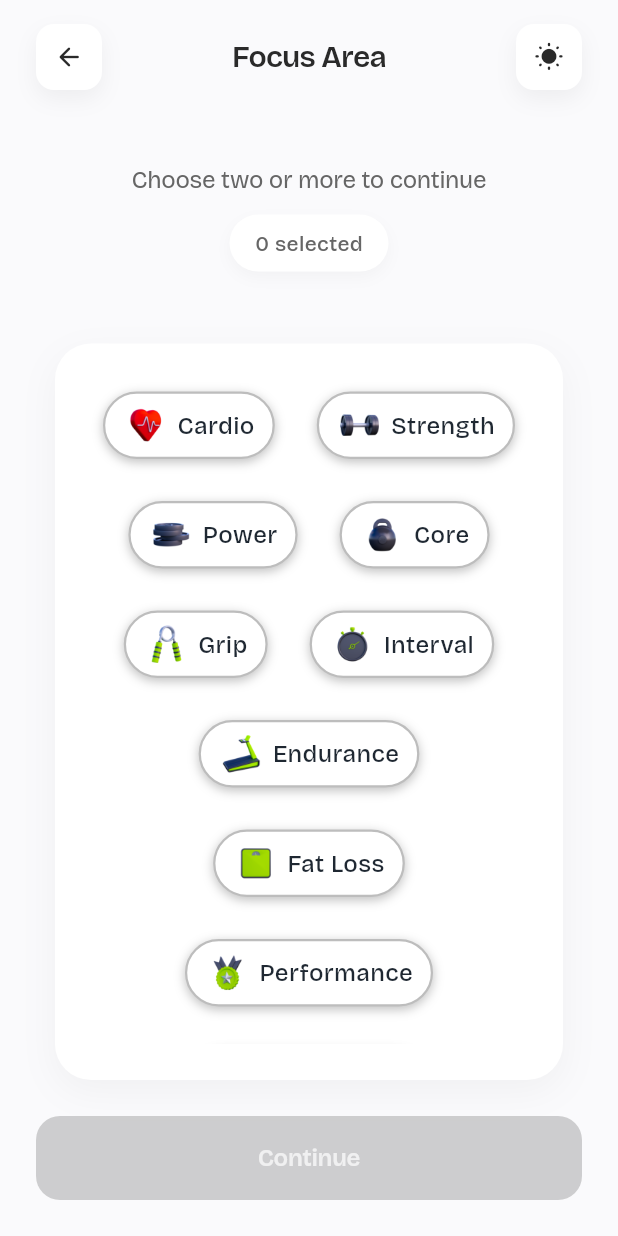
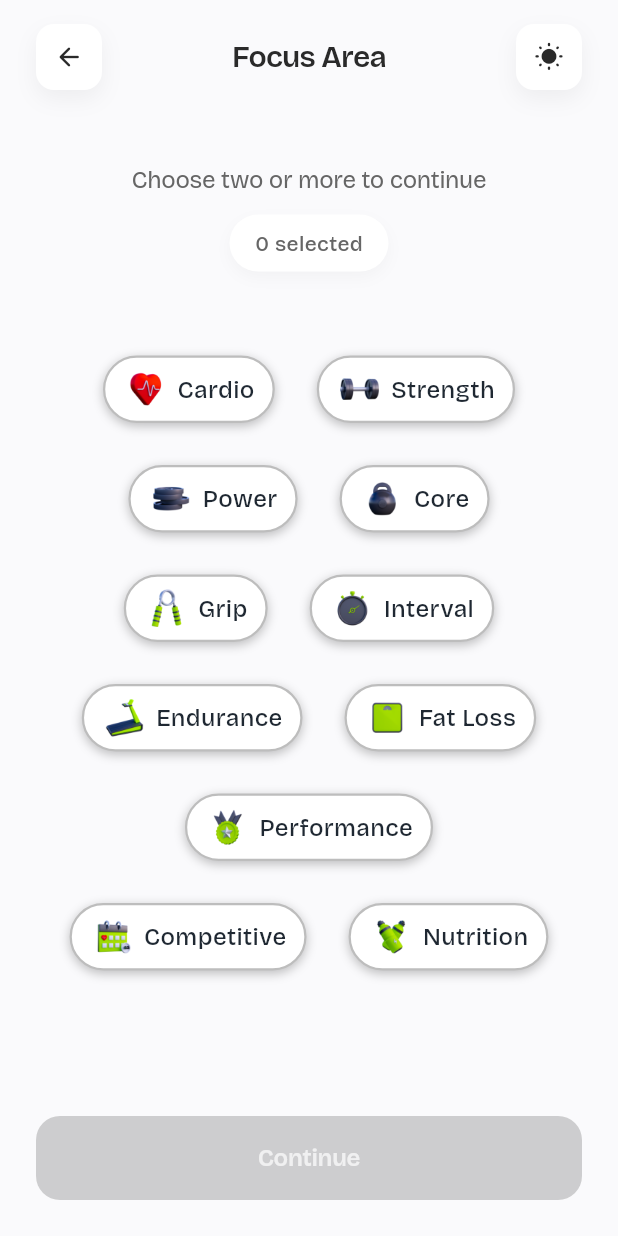
Before and after one commit to mihf05/flutter-fitness, a Flutter app: the screen it shows after launch, on a phone screen of 412 x 824 dp. Run offline on Flutter 3.47's test engine with Material 3 defaults, Android fonts, the phone set to English and light mode, and no system bars; our stand-ins replace google_fonts.

Commit message:
Refactor WorkoutSelectionPage layout by removing unnecessary container for choice chips

```diff
--- a/lib/workout_selection.dart
+++ b/lib/workout_selection.dart
@@ -210,28 +210,12 @@ class _WorkoutSelectionPageState extends State<WorkoutSelectionPage>
                 ),
               ),
 
-              SizedBox(height: 48),
-
-              // Choice Chips Container (keeping original ChoiceChipWidget)
+              SizedBox(height: 48), // Choice Chips (without card container)
               Expanded(
                 child: SlideTransition(
                   position: _slideAnimation,
-                  child: Container(
-                    margin: EdgeInsets.symmetric(horizontal: 24),
-                    padding: EdgeInsets.all(24),
-                    decoration: BoxDecoration(
-                      color: surfaceColor,
-                      borderRadius: BorderRadius.circular(24),
-                      boxShadow: [
-                        BoxShadow(
-                          color: isDarkMode
-                              ? Colors.black.withOpacity(0.3)
-                              : Colors.black.withOpacity(0.04),
-                          blurRadius: isDarkMode ? 12 : 20,
-                          offset: Offset(0, isDarkMode ? 6 : 8),
-                        ),
-                      ],
-                    ),
+                  child: Padding(
+                    padding: EdgeInsets.symmetric(horizontal: 24),
                     child: SingleChildScrollView(
                       child: Wrap(
                         spacing: 12.0,
```
